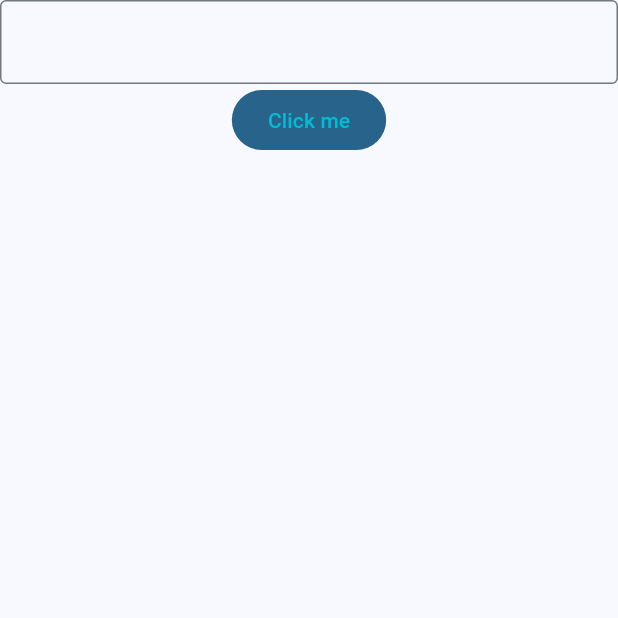
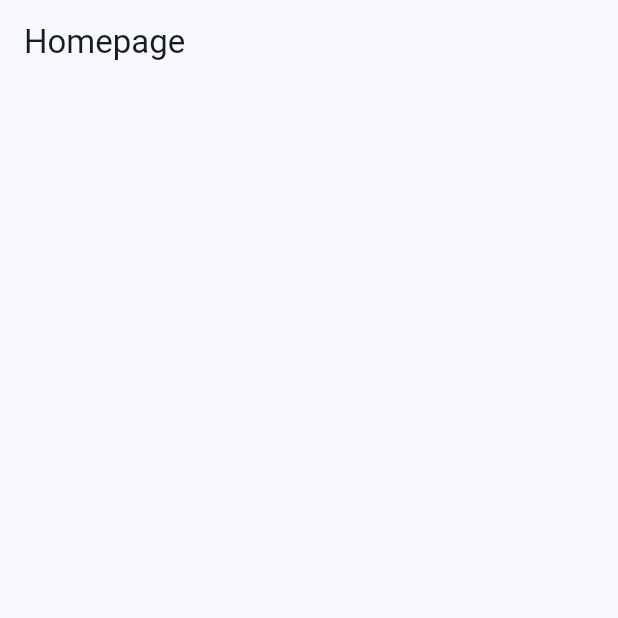
Before and after one commit to YanaAnMar/HT12, a Flutter app: the screen it shows after launch, after a tap on "Click me", on a phone screen of 412 x 824 dp, the top half of it. Run offline on Flutter 3.47's test engine with Material 3 defaults, Android fonts, the phone set to English and light mode, and no system bars.

Commit message:
Connecteed the login and homepage

```diff
--- a/suni_pal_app/lib/pages/homepage.dart
+++ b/suni_pal_app/lib/pages/homepage.dart
@@ -0,0 +1,19 @@
+import 'package:flutter/material.dart';
+
+class Homepage extends StatefulWidget {
+  const Homepage({super.key});
+
+  @override
+  State<Homepage> createState() => _HomepageState();
+}
+
+class _HomepageState extends State<Homepage> {
+  @override
+  Widget build(BuildContext context) {
+    return Scaffold(
+    appBar: AppBar(
+      title: Text("Homepage")
+    ),
+  );
+  }
+}
--- a/suni_pal_app/lib/pages/login_registration.dart
+++ b/suni_pal_app/lib/pages/login_registration.dart
@@ -1,4 +1,5 @@
 import 'package:flutter/material.dart';
+import 'package:suni_pal_app/pages/homepage.dart';
 
 class LoginPage extends StatefulWidget {
   const LoginPage({super.key});
@@ -11,10 +12,10 @@ class _LoginPageState extends State<LoginPage> {
   @override
   Widget build(BuildContext context) {
     return Scaffold(
-      body: Column(
-        children: [
-
-          TextField(
+      body: Center(
+        child: Column(
+          children: [
+            TextField(
               decoration: InputDecoration(
                 border: OutlineInputBorder(),
               ),
@@ -26,16 +27,24 @@ class _LoginPageState extends State<LoginPage> {
             ),
 
           FilledButton(
-              onPressed: () {},
+              onPressed: () {
+                Navigator.pushReplacement(
+                  context,
+                  MaterialPageRoute(
+                    builder: (context) {
+                      return Homepage();
+                    },
+                    ),
+                );
+              },
               style: FilledButton.styleFrom(
                 foregroundColor: Colors.cyan,
               ),
               child: Text('Click me'),
             ),
-
-
-        ],
-      )
+          ],
+        ),
+      ),
     );
   }
 }
```
